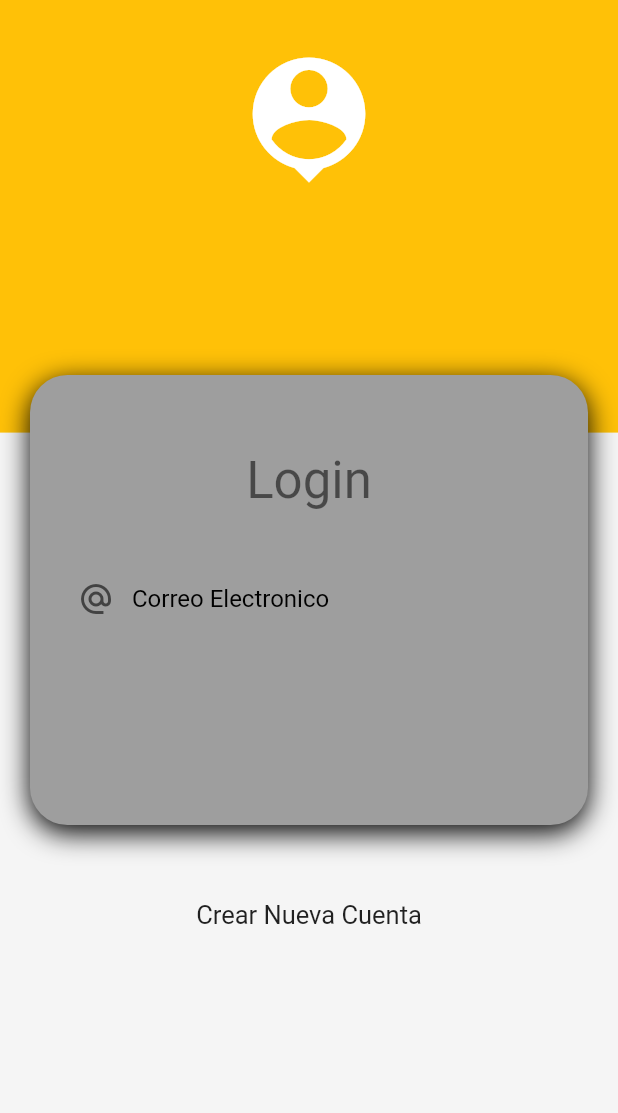
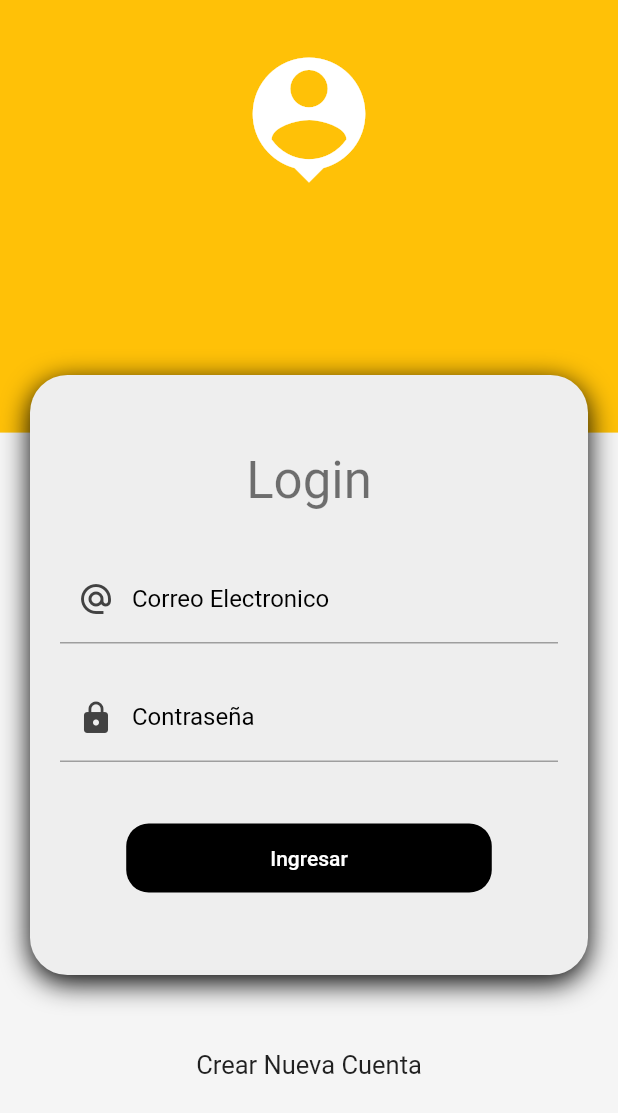
Before and after one commit to Lucferz/flutter_projects, a Flutter app: the screen it shows after launch, on a phone screen of 412 x 824 dp. Shown: the top 1113 px of the screen. Run offline on Flutter 3.47's test engine with Material 2 defaults, Android fonts, the phone set to English and light mode, and no system bars.

Commit message:
Tercer paso del Front-end

```diff
--- a/login_tp04/lib/screens/login_screen.dart
+++ b/login_tp04/lib/screens/login_screen.dart
@@ -1,4 +1,5 @@
 import 'package:flutter/material.dart';
+import 'package:login_tp04/ui/input_decoration.dart';
 import 'package:login_tp04/widget/card_container.dart';
 import 'package:login_tp04/widget/widget.dart';
 
@@ -49,29 +50,42 @@ class _loginForm extends StatelessWidget {
             TextFormField(
               autocorrect: false,
               keyboardType: TextInputType.emailAddress,
-              decoration: InputDecoration(
-                enabledBorder: UnderlineInputBorder(
-                  borderSide: BorderSide(color: Colors.grey),
-                ),
-                focusedBorder: UnderlineInputBorder(
-                  borderSide: BorderSide(
-                    color: Colors.lightBlue,
-                    width:2 ,
-                  ),
-                ),
-                hintText: 'alguien@email.com',
-                labelText: 'Correo Electronico',
-                labelStyle: TextStyle(color: Colors.black),
-                prefixIcon: Icon(
-                  Icons.alternate_email_sharp, color:
-                  Colors.grey[800],
-                ),
-
+              decoration: InputDecorations.authInputDecoration(
+                hintText: "luis@email.com",
+                labelText: "Correo Electronico",
+                prefixIcon: Icons.alternate_email_sharp,
+              ),
+            ),
+            SizedBox(height: 20,),
+            TextFormField(
+              autocorrect: false,
+              obscureText: true,
+              keyboardType: TextInputType.emailAddress,
+              decoration: InputDecorations.authInputDecoration(
+                hintText: "MiContraseña",
+                labelText: "Contraseña",
+                prefixIcon: Icons.lock,
+              ),
+            ),
+            SizedBox(height: 40,),
+            MaterialButton(
+              onPressed: () {
+                print('Presionado');
+              },
+              shape: RoundedRectangleBorder(
+                borderRadius: BorderRadius.circular(15),
+              ),
+              disabledColor: Colors.grey,
+              elevation: 0,
+              color: Colors.black,
+              child: Container(
+                padding: EdgeInsets.symmetric(horizontal: 80, vertical: 15),
+                child: Text('Ingresar', style: TextStyle(color: Colors.white),),
               ),
             ),
           ],
-        )
-      ),
+        ),
+      )
     );
   }
 }
--- /dev/null
+++ b/login_tp04/lib/ui/input_decoration.dart
@@ -0,0 +1,27 @@
+import 'package:flutter/material.dart';
+class InputDecorations {
+  static InputDecoration authInputDecoration({
+    required String hintText,
+    required String labelText,
+    IconData? prefixIcon,
+  })
+  {
+  return InputDecoration(
+                enabledBorder: UnderlineInputBorder(
+                  borderSide: BorderSide(color: Colors.grey),
+                ),
+                focusedBorder: UnderlineInputBorder(
+                  borderSide: BorderSide(
+                    color: Colors.lightBlue,
+                    width:2 ,
+                  ),
+                ),
+                hintText: hintText,
+                labelText: labelText,
+                labelStyle: TextStyle(color: Colors.black),
+                prefixIcon: prefixIcon != null? Icon(prefixIcon, color: Colors.grey[800],):
+                Icon(Icons.alternate_email_sharp, color:Colors.grey[800],),
+
+              );
+  }
+}
--- a/login_tp04/lib/widget/card_container.dart
+++ b/login_tp04/lib/widget/card_container.dart
@@ -13,7 +13,7 @@ class CardContainer extends StatelessWidget {
       child: Container(
         width: double.infinity,
         padding: EdgeInsets.all(20),
-        height: 300,
+        height: 400,
         decoration: _createCardShape(),
         child: this.child,
       ),
@@ -21,7 +21,7 @@ class CardContainer extends StatelessWidget {
   }
 
   BoxDecoration _createCardShape() => BoxDecoration(
-    color: Colors.grey[500],
+    color: Colors.grey[200],
     borderRadius: BorderRadius.circular(25),
     boxShadow: [
       BoxShadow(
```
